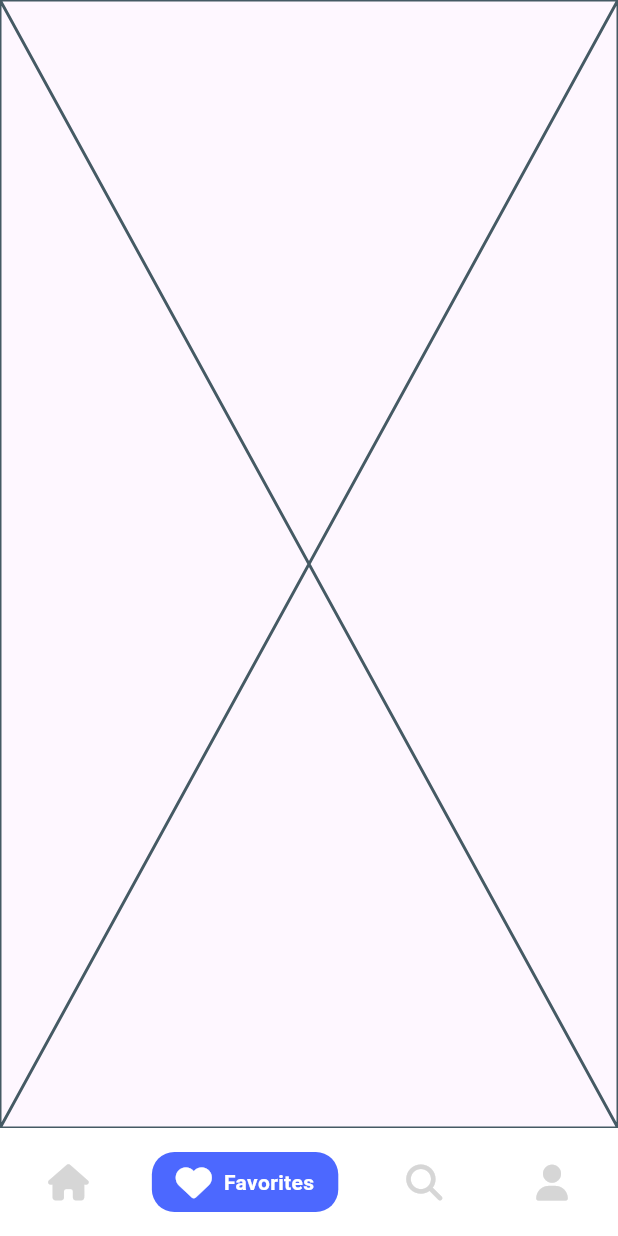
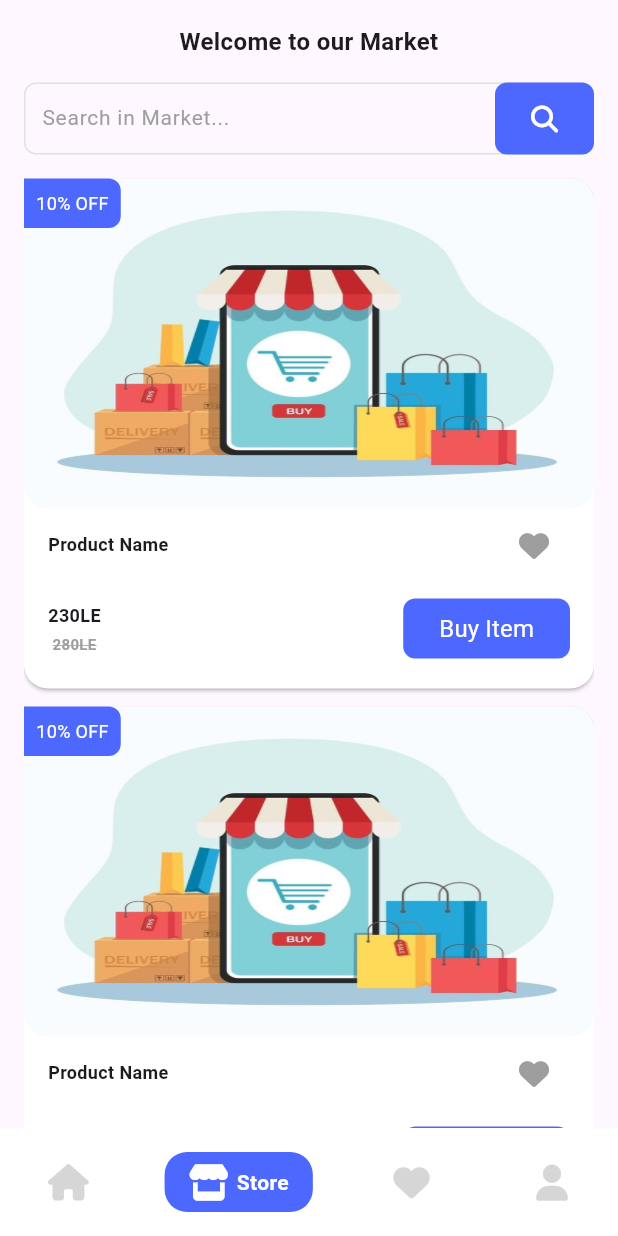
Before and after one commit to mahmoudmohamed17/e-commerce-app, a Flutter app: the MainView screen opened by its route, item 2 of the bottom bar chosen, on a phone screen of 412 x 824 dp. Run offline on Flutter 3.47's test engine with Material 3 defaults, Android fonts, the phone set to English and light mode, and no system bars; drawn by our look-alikes of google_nav_bar; our stand-ins replace bloc, flutter_bloc, font_awesome_flutter.

Commit message:
finish store view

```diff
--- a/lib/core/utils/app_text_styles.dart
+++ b/lib/core/utils/app_text_styles.dart
@@ -37,7 +37,7 @@ class AppTextStyles {
     fontSize: 12,
     fontWeight: FontWeight.w500,
   );
-  static const TextStyle medium8= TextStyle(
+  static const TextStyle medium10 = TextStyle(
     fontSize: 8,
     fontWeight: FontWeight.w500,
   );
--- a/lib/views/home/ui/category_item.dart
+++ b/lib/views/home/ui/category_item.dart
@@ -18,7 +18,9 @@ class CategoryItem extends StatelessWidget {
           radius: 30,
           child: Icon(model.icon, color: Colors.white, size: 32,),
         ),
-        Text(model.title, style: AppTextStyles.medium12),
+        FittedBox(
+          fit: BoxFit.scaleDown,
+          child: Text(model.title, style: AppTextStyles.medium12)),
       ],
     );
   }
--- /dev/null
+++ b/lib/views/home/ui/recently_products_list.dart
@@ -0,0 +1,20 @@
+import 'package:e_commerce_app/views/home/ui/product_item.dart' show ProductItem;
+import 'package:flutter/material.dart';
+
+class RecentlyProductsList extends StatelessWidget {
+  const RecentlyProductsList({
+    super.key,
+  });
+
+  @override
+  Widget build(BuildContext context) {
+    return Column(
+      children: List.generate(7, (index) {
+        return const Padding(
+          padding: EdgeInsets.only(bottom: 12),
+          child: ProductItem(),
+        );
+      }),
+    );
+  }
+}
--- a/lib/views/main_view/ui/main_view.dart
+++ b/lib/views/main_view/ui/main_view.dart
@@ -4,7 +4,7 @@ import 'package:e_commerce_app/views/favorites/ui/favorites_view_widget.dart';
 import 'package:e_commerce_app/views/home/ui/home_view_widget.dart';
 import 'package:e_commerce_app/views/main_view/logic/main_view_cubit/main_view_cubit.dart';
 import 'package:e_commerce_app/views/profile/ui/profile_view_widget.dart';
-import 'package:e_commerce_app/views/search/ui/search_view_widget.dart';
+import 'package:e_commerce_app/views/store/ui/store_view_widget.dart';
 import 'package:flutter/material.dart';
 import 'package:flutter_bloc/flutter_bloc.dart';
 import 'package:font_awesome_flutter/font_awesome_flutter.dart';
@@ -16,8 +16,8 @@ class MainView extends StatelessWidget {
 
   final List<Widget> _screens = const [
     HomeViewWidget(),
+    StoreViewWidget(),
     FavoritesViewWidget(),
-    SearchViewWidget(),
     ProfileViewWidget(),
   ];
 
@@ -50,11 +50,8 @@ class MainView extends StatelessWidget {
                 ),
                 tabs: const [
                   GButton(icon: FontAwesomeIcons.house, text: 'Home'),
+                  GButton(icon: FontAwesomeIcons.store, text: 'Store'),
                   GButton(icon: FontAwesomeIcons.solidHeart, text: 'Favorites'),
-                  GButton(
-                    icon: FontAwesomeIcons.magnifyingGlass,
-                    text: 'Search',
-                  ),
                   GButton(icon: FontAwesomeIcons.solidUser, text: 'Profile'),
                 ],
               ),
--- /dev/null
+++ b/lib/views/store/ui/store_view_widget.dart
@@ -0,0 +1,33 @@
+import 'package:e_commerce_app/core/utils/app_text_styles.dart';
+import 'package:e_commerce_app/core/utils/custom_text_search_field.dart';
+import 'package:e_commerce_app/views/home/ui/recently_products_list.dart';
+import 'package:flutter/material.dart';
+
+class StoreViewWidget extends StatelessWidget {
+  const StoreViewWidget({super.key});
+
+  @override
+  Widget build(BuildContext context) {
+    return const Padding(
+      padding: EdgeInsets.symmetric(horizontal: 16),
+      child: SafeArea(
+        child: CustomScrollView(
+          slivers: [
+            SliverToBoxAdapter(child: SizedBox(height: 16)),
+            SliverToBoxAdapter(
+              child: Text(
+                'Welcome to our Market',
+                style: AppTextStyles.bold16,
+                textAlign: TextAlign.center,
+              ),
+            ),
+            SliverToBoxAdapter(child: SizedBox(height: 16)),
+            SliverToBoxAdapter(child: CustomTextSearchField()),
+            SliverToBoxAdapter(child: SizedBox(height: 16)),
+            SliverToBoxAdapter(child: RecentlyProductsList()),
+          ],
+        ),
+      ),
+    );
+  }
+}
```
Also changed, not shown: lib/views/home/ui/recently_products_widget.dart (+4 -11 lines), lib/views/search/ui/search_view_widget.dart (deleted, +0 -10 lines).
